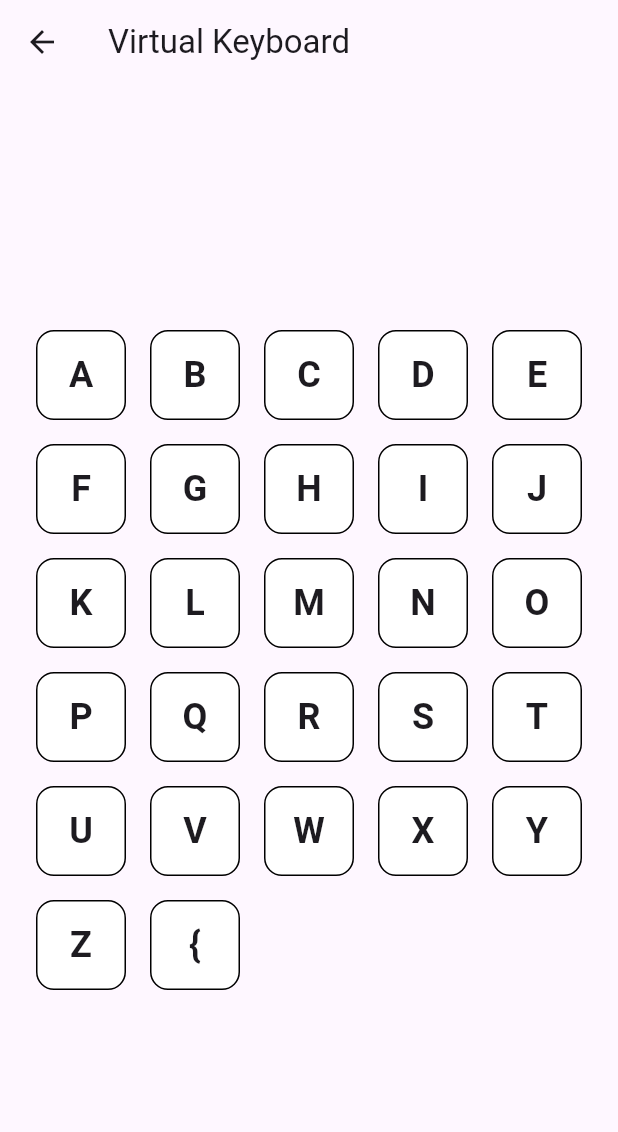
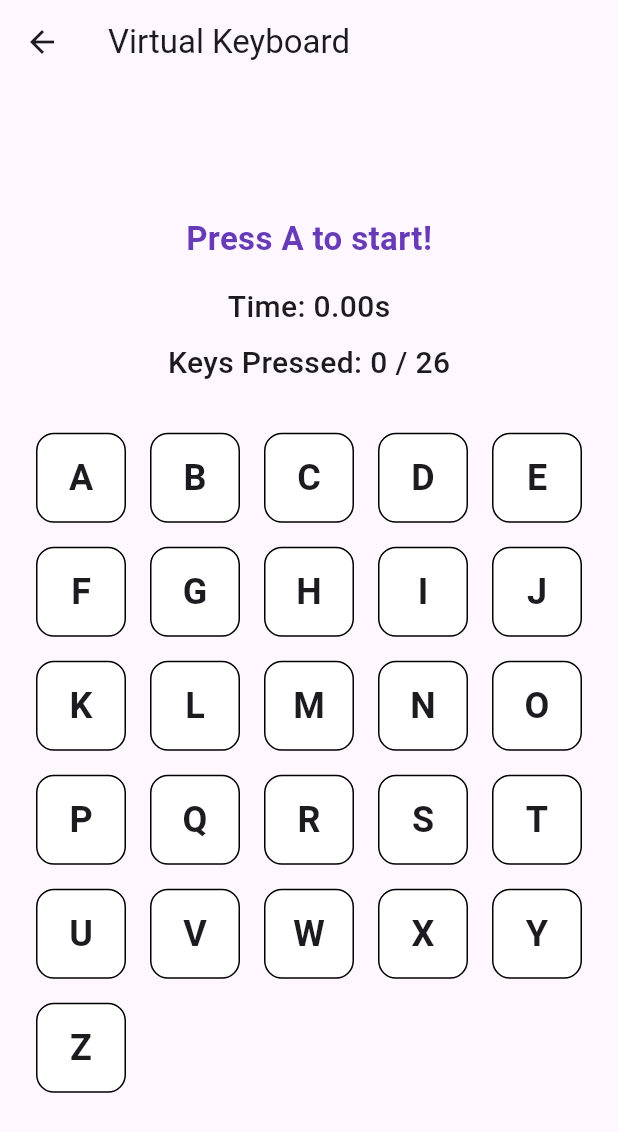
Before and after one commit to amijadav/Design-patterns, a Flutter app: the ObserverScreenExample screen opened directly, on a phone screen of 412 x 824 dp. Shown: the top 1132 px of the screen. Run offline on Flutter 3.47's test engine with Material 3 defaults, Android fonts, the light colour scheme and no system bars; our stand-ins replace flutter_bloc, flutter_riverpod; missing offline and left inert: mockito.

Commit message:
Implements observer pattern typing game
Adds the core logic for a typing game based mainly on the Observer Pattern and State Design Pattern.

This includes:
- Game state management
- Keyboard event handling
- Drawing layer for visual feedback
- Logic layer to manage game progression

Also includes minor .gitignore updates.

```diff
--- /dev/null
+++ b/lib/design_patterns/observer_pattern/game_drawing_layer.dart
@@ -0,0 +1,65 @@
+import 'dart:async';
+import 'dart:math';
+
+import 'package:flutter/services.dart';
+
+import 'game_layers.dart';
+import 'keyboard_listeners.dart';
+
+class GameDrawerLayer extends GameLayer {
+  final List<KeyboardEventListener> _keyDrawers = [];
+
+  final Map<LogicalKeyboardKey, StreamController<KeyboardEvent<Color?>>>
+      _colorEventListeners = {};
+
+  GameDrawerLayer({
+    required super.initialKey,
+    required super.amountOfKeys,
+  });
+
+  Stream<KeyboardEvent<Color?>> getColorStream(LogicalKeyboardKey key) {
+    return _colorEventListeners
+        .putIfAbsent(key, () => StreamController.broadcast())
+        .stream;
+  }
+
+  Color _getRandomColor() {
+    final random = Random();
+    return Color.fromARGB(
+      255, // Full opacity
+      100 + random.nextInt(156),
+      100 + random.nextInt(156),
+      100 + random.nextInt(156),
+    );
+  }
+
+  @override
+  initialize() {
+    for (int i = 0; i < amountOfKeys; i++) {
+      final key = LogicalKeyboardKey(initialKey.keyId + i);
+      final randomColor = _getRandomColor();
+
+      _keyDrawers.add(
+        KeyboardEventListener(
+            key: key,
+            onKeyPressed: (event) {
+              final listeners = _colorEventListeners[key];
+              if (listeners == null) return;
+              listeners.add((
+                key: event.key,
+                value: event.value ? randomColor : null,
+              ));
+            }),
+      );
+    }
+    return super.initialize();
+  }
+
+  @override
+  dispose() {
+    for (final listener in _keyDrawers) {
+      listener.dispose();
+    }
+    return super.dispose();
+  }
+}
--- /dev/null
+++ b/lib/design_patterns/observer_pattern/game_logic_layer.dart
@@ -0,0 +1,57 @@
+import 'package:flutter/services.dart';
+
+import 'game_layers.dart';
+import 'game_states.dart';
+import 'keyboard_listeners.dart';
+
+class GameLogicLayer extends GameLayer {
+  final List<KeyboardEventListener> _keyTrackers = [];
+
+  final VoidCallback onGameComplete;
+  final VoidCallback onGameReset;
+
+  GameState currentGameState = WaitForStartState();
+
+  GameLogicLayer({
+    required super.initialKey,
+    required super.amountOfKeys,
+    required this.onGameComplete,
+    required this.onGameReset,
+  });
+
+  int get keysPressed => currentGameState.keysPressed;
+  Duration get elapsedTime => currentGameState.elapsedTime;
+
+  @override
+  initialize() {
+    for (int i = 0; i < amountOfKeys; i++) {
+      final key = LogicalKeyboardKey(initialKey.keyId + i);
+
+      _keyTrackers.add(
+        KeyboardEventListener(
+          key: key,
+          onKeyPressed: onNewKeyEvent,
+        ),
+      );
+    }
+    super.initialize();
+  }
+
+  void onNewKeyEvent(KeyboardEvent event) {
+    if (!event.value) return;
+    currentGameState = currentGameState.onNewKeyDownEvent(event.key);
+    if (currentGameState is GameCompleteState) {
+      onGameComplete();
+    } else if (currentGameState is WaitForStartState) {
+      onGameReset();
+    }
+  }
+
+  @override
+  dispose() {
+    for (final listener in _keyTrackers) {
+      listener.dispose();
+    }
+    return super.dispose();
+  }
+}
--- /dev/null
+++ b/lib/design_patterns/observer_pattern/game_states.dart
@@ -0,0 +1,197 @@
+import 'package:flutter/services.dart';
+
+class InvalidGameStateException implements Exception {}
+
+abstract class GameState {
+  final LogicalKeyboardKey initialKey = LogicalKeyboardKey.keyA;
+  final int amountOfKeys = 26;
+
+  int get keysPressed => 0;
+  Duration get elapsedTime => Duration.zero;
+
+  GameState onNewKeyDownEvent(LogicalKeyboardKey keyPressed);
+
+  GameState startGameAction();
+  GameState resetGameAction();
+  GameState completeGameAction();
+  GameState setGameOverAction();
+}
+
+class WaitForStartState extends GameState {
+  @override
+  GameState onNewKeyDownEvent(LogicalKeyboardKey keyPressed) {
+    if (keyPressed == initialKey) {
+      return startGameAction();
+    }
+    return this;
+  }
+
+  @override
+  GameState completeGameAction() {
+    throw InvalidGameStateException();
+  }
+
+  @override
+  GameState resetGameAction() {
+    return this;
+  }
+
+  @override
+  GameState setGameOverAction() {
+    throw InvalidGameStateException();
+  }
+
+  @override
+  GameState startGameAction() {
+    return PlayingState();
+  }
+}
+
+class PlayingState extends GameState {
+  late int _nextKeyId;
+  late int _currentIndex;
+  final Stopwatch _stopwatch = Stopwatch();
+
+  PlayingState() {
+    _currentIndex = 1;
+    _nextKeyId = initialKey.keyId + _currentIndex;
+    _stopwatch.start();
+  }
+
+  @override
+  int get keysPressed => _currentIndex;
+
+  @override
+  Duration get elapsedTime => _stopwatch.elapsed;
+
+  @override
+  GameState onNewKeyDownEvent(LogicalKeyboardKey keyPressed) {
+    if (keyPressed.keyId != _nextKeyId) {
+      return setGameOverAction();
+    }
+
+    _recordPoint();
+
+    if (_currentIndex >= amountOfKeys) {
+      return completeGameAction();
+    }
+
+    return this;
+  }
+
+  void _recordPoint() {
+    _currentIndex++;
+    _nextKeyId++;
+  }
+
+  @override
+  GameState completeGameAction() {
+    _stopwatch.stop();
+    return GameCompleteState(
+      elapsedTime: elapsedTime,
+      keysPressed: keysPressed,
+    );
+  }
+
+  @override
+  GameState resetGameAction() {
+    _stopwatch.stop();
+    return WaitForStartState();
+  }
+
+  @override
+  GameState setGameOverAction() {
+    _stopwatch.stop();
+    return GameOverState(
+      elapsedTime: elapsedTime,
+      keysPressed: keysPressed,
+    );
+  }
+
+  @override
+  GameState startGameAction() {
+    throw InvalidGameStateException();
+  }
+}
+
+class GameCompleteState extends GameState {
+  @override
+  final Duration elapsedTime;
+
+  @override
+  final int keysPressed;
+
+  GameCompleteState({
+    required this.keysPressed,
+    required this.elapsedTime,
+  });
+
+  @override
+  GameState onNewKeyDownEvent(LogicalKeyboardKey keyPressed) {
+    if (keyPressed == initialKey) {
+      return resetGameAction();
+    }
+    return this;
+  }
+
+  @override
+  GameState completeGameAction() {
+    return this;
+  }
+
+  @override
+  GameState resetGameAction() {
+    return WaitForStartState();
+  }
+
+  @override
+  GameState setGameOverAction() {
+    return this;
+  }
+
+  @override
+  GameState startGameAction() {
+    throw InvalidGameStateException();
+  }
+}
+
+class GameOverState extends GameState {
+  @override
+  final Duration elapsedTime;
+
+  @override
+  final int keysPressed;
+
+  GameOverState({
+    required this.keysPressed,
+    required this.elapsedTime,
+  });
+
+  @override
+  GameState onNewKeyDownEvent(LogicalKeyboardKey keyPressed) {
+    if (keyPressed == initialKey) {
+      return resetGameAction();
+    }
+    return this;
+  }
+
+  @override
+  GameState completeGameAction() {
+    return this;
+  }
+
+  @override
+  GameState resetGameAction() {
+    return WaitForStartState();
+  }
+
+  @override
+  GameState setGameOverAction() {
+    return this;
+  }
+
+  @override
+  GameState startGameAction() {
+    throw InvalidGameStateException();
+  }
+}
--- a/lib/design_patterns/observer_pattern/observer_example.dart
+++ b/lib/design_patterns/observer_pattern/observer_example.dart
@@ -4,66 +4,10 @@ import 'dart:math';
 import 'package:flutter/material.dart';
 import 'package:flutter/services.dart';
 
-typedef KeyboardEvent<T> = ({LogicalKeyboardKey key, T value});
-
-class KeyboardController {
-  late final StreamSubscription subscription;
-  final LogicalKeyboardKey key;
-  final Color color;
-
-  KeyboardController({required this.key, required this.color}) {
-    subscription = Observer().subscribeToKeyEvents(key, _onNewKeyboardEvent);
-  }
-
-  void _onNewKeyboardEvent(KeyboardEvent<bool> event) {
-    final isDown = event.value;
-    Observer().addNewColorEvent((key: key, value: isDown ? color : null));
-  }
-}
-
-class Observer {
-  static Observer? _instance;
-
-  factory Observer() => _instance ??= Observer._internal();
-  Observer._internal();
-
-  final Map<LogicalKeyboardKey, StreamController<KeyboardEvent<bool>>>
-      keyListeners = {};
-
-  final Map<LogicalKeyboardKey, StreamController<KeyboardEvent<Color?>>>
-      colorListeners = {};
-
-  StreamSubscription subscribeToKeyEvents(
-      LogicalKeyboardKey key, Function(KeyboardEvent<bool>) listener) {
-    return keyListeners
-        .putIfAbsent(key, () => StreamController.broadcast())
-        .stream
-        .listen(listener);
-  }
-
-  getColorStream(LogicalKeyboardKey key) {
-    return colorListeners
-        .putIfAbsent(key, () => StreamController.broadcast())
-        .stream;
-  }
-
-  void addNewKeyEvent(KeyEvent event) {
-    final key = event.logicalKey;
-    final listeners = keyListeners[key];
-    if (listeners == null) return;
-
-    final isDown = event is KeyDownEvent;
-    listeners.add((key: key, value: isDown));
-  }
-
-  void addNewColorEvent(KeyboardEvent<Color?> event) {
-    final coloredKey = event.key;
-    final addNewColorListeners = colorListeners[coloredKey];
-    if (addNewColorListeners == null) return;
-    addNewColorListeners.add(event);
-  }
-}
-//Colors.primaries[Random().nextInt(Colors.primaries.length)]
+import 'game_drawing_layer.dart';
+import 'game_logic_layer.dart';
+import 'game_states.dart';
+import 'keyboard_listeners.dart';
 
 class ObserverScreenExample extends StatefulWidget {
   const ObserverScreenExample({super.key});
@@ -73,58 +17,87 @@ class ObserverScreenExample extends StatefulWidget {
 }
 
 class _ObserverScreenExampleState extends State<ObserverScreenExample> {
-  // Flutter handles raw key events here
-  void _onNewKeyEvent(KeyEvent event) => Observer().addNewKeyEvent(event);
+  final game = AZTypingGame(
+    initialKey: LogicalKeyboardKey.keyA,
+    amountOfKeys: 26,
+    onGameComplete: () {},
+    onGameReset: () {},
+  );
 
-  final List<KeyboardController> listeners = [];
-  final Map<LogicalKeyboardKey, Color?> keyStates = {};
-  final Random _random = Random();
-
-  Color _getRandomColor() {
-    return Color.fromARGB(
-      255,
-      _random.nextInt(256),
-      _random.nextInt(256),
-      _random.nextInt(256),
-    );
-  }
-
-  void setupKeyboardControllers() {
-    for (int count = 0; count < 26; count++) {
-      final key = LogicalKeyboardKey(LogicalKeyboardKey.keyA.keyId + count);
-      final color = _getRandomColor();
-      keyStates[key] = color;
-      listeners.add(KeyboardController(key: key, color: color));
-    }
-  }
+  late Timer _updateTimer;
+  late Duration _elapsed;
+  late int _pressed;
 
   @override
   void initState() {
     super.initState();
-    setupKeyboardControllers();
+    game.initialize();
+    _elapsed = Duration.zero;
+    _pressed = 0;
+
+    // Update UI every 100ms
+    _updateTimer = Timer.periodic(const Duration(milliseconds: 100), (_) {
+      setState(() {
+        _elapsed = game.elapsedTime;
+        _pressed = game.keysPressed;
+      });
+    });
   }
 
   @override
   void dispose() {
-    listeners.clear();
+    game.dispose();
+    _updateTimer.cancel();
     super.dispose();
+  }
+
+  String getGameMessage(GameState state) {
+    if (state is WaitForStartState) return 'Press A to start!';
+    if (state is PlayingState) return 'Type the alphabet in order!';
+    if (state is GameCompleteState) return '🎉 Finished! Great job!';
+    if (state is GameOverState) return '❌ Oops! Try again.';
+    return '';
   }
 
   @override
   Widget build(BuildContext context) {
     return Scaffold(
       appBar: AppBar(title: const Text('Virtual Keyboard')),
-      body: KeyboardListener(
-        focusNode: FocusNode()..requestFocus(),
-        autofocus: true,
-        onKeyEvent: _onNewKeyEvent,
-        child: Center(
-          child: Wrap(
-            children: List.generate(27, (count) {
+      body: Center(
+        child: Container(
+          constraints: const BoxConstraints(maxWidth: 500, maxHeight: 800),
+          child: Column(
+            mainAxisAlignment: MainAxisAlignment.center,
+            children: [
+              Text(
+                getGameMessage(game.currentGameState),
+                style: const TextStyle(
+                  fontSize: 22,
+                  fontWeight: FontWeight.bold,
+                  color: Colors.deepPurple,
+                ),
+              ),
+              const SizedBox(height: 16),
+              Text(
+                'Time: ${(_elapsed.inMilliseconds / 1000).toStringAsFixed(2)}s',
+                style:
+                    const TextStyle(fontSize: 20, fontWeight: FontWeight.w500),
+              ),
+              const SizedBox(height: 8),
+              Text(
+                'Keys Pressed: $_pressed / ${game.amountOfKeys}',
+                style:
+                    const TextStyle(fontSize: 20, fontWeight: FontWeight.w500),
+              ),
+              const SizedBox(height: 24),
+              Wrap(
+                children: List.generate(
+                  game.amountOfKeys,
+                  (count) {
                     LogicalKeyboardKey currentKey =
-                  LogicalKeyboardKey(LogicalKeyboardKey.keyA.keyId + count);
+                        LogicalKeyboardKey(game.initialKey.keyId + count);
                     return StreamBuilder<KeyboardEvent<Color?>>(
-                  stream: Observer().getColorStream(currentKey),
+                      stream: game.getColorStream(currentKey),
                       builder: (context, snapshot) {
                         return Padding(
                           padding: const EdgeInsets.all(8.0),
@@ -141,15 +114,62 @@ class _ObserverScreenExampleState extends State<ObserverScreenExample> {
                             child: Text(
                               currentKey.keyLabel.toUpperCase(),
                               style: const TextStyle(
-                              fontSize: 24, fontWeight: FontWeight.bold),
+                                fontSize: 24,
+                                fontWeight: FontWeight.bold,
+                              ),
                             ),
                           ),
                         );
-                  });
-            }),
+                      },
+                    );
+                  },
+                ),
+              ),
+            ],
           ),
         ),
       ),
     );
   }
 }
+
+class AZTypingGame {
+  final GameDrawerLayer drawerLayer;
+  final GameLogicLayer logicLayer;
+
+  GameState get currentGameState => logicLayer.currentGameState;
+  int get amountOfKeys => logicLayer.amountOfKeys;
+  LogicalKeyboardKey get initialKey => logicLayer.initialKey;
+
+  int get keysPressed => logicLayer.keysPressed;
+  Duration get elapsedTime => logicLayer.elapsedTime;
+
+  AZTypingGame({
+    required LogicalKeyboardKey initialKey,
+    required int amountOfKeys,
+    required VoidCallback onGameComplete,
+    required VoidCallback onGameReset,
+  })  : drawerLayer = GameDrawerLayer(
+          initialKey: initialKey,
+          amountOfKeys: amountOfKeys,
+        ),
+        logicLayer = GameLogicLayer(
+          initialKey: initialKey,
+          amountOfKeys: amountOfKeys,
+          onGameComplete: onGameComplete,
+          onGameReset: onGameReset,
+        );
+
+  void initialize() {
+    drawerLayer.initialize();
+    logicLayer.initialize();
+  }
+
+  Stream<KeyboardEvent<Color?>> getColorStream(LogicalKeyboardKey key) =>
+      drawerLayer.getColorStream(key);
+
+  void dispose() {
+    drawerLayer.dispose();
+    logicLayer.dispose();
+  }
+}
```
Also changed, not shown: lib/design_patterns/observer_pattern/game_layers.dart (added, +18 -0 lines), lib/design_patterns/observer_pattern/keyboard_listeners.dart (added, +23 -0 lines), pubspec.lock, 3 other files. Lines whose indentation alone changed are shown as unchanged.
